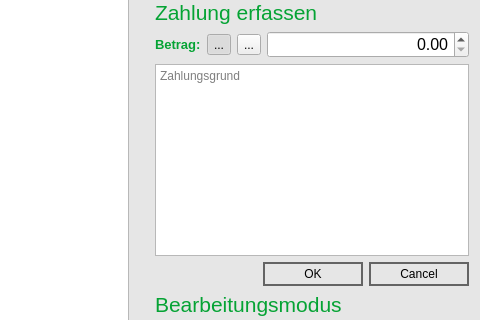
Before: the Qt Designer form mainwindow.ui in Snickers03/KlassenkassenManager, drawn with Qt 5; both pictures show x 677 to 1157 and y 218 to 538 of the 1157 by 764 pixel window.
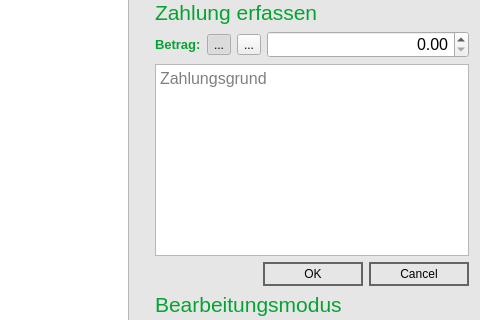
After: the same form once the commit is applied. Icons and pictures are not drawn.

Diff of the .ui file:
```diff
--- a/mainwindow.ui
+++ b/mainwindow.ui
@@ -677,6 +677,11 @@
           <height>0</height>
          </size>
         </property>
+        <property name="font">
+         <font>
+          <pointsize>12</pointsize>
+         </font>
+        </property>
         <property name="placeholderText">
          <string>Zahlungsgrund</string>
         </property>
```
